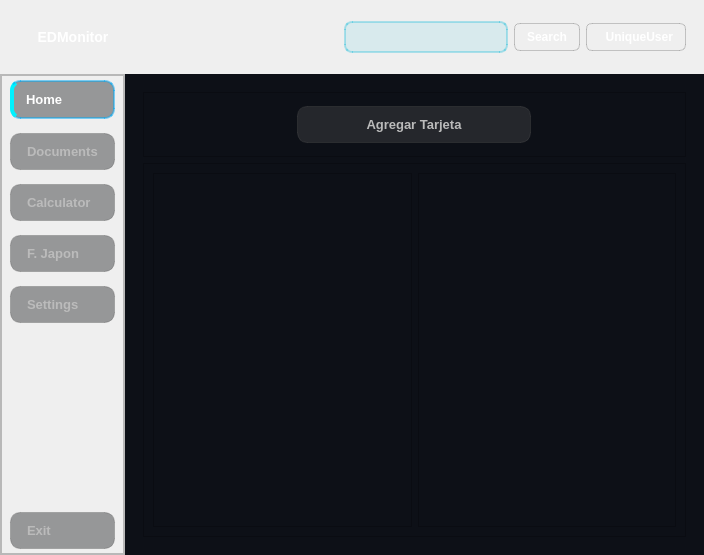
The window that ui/mainwindow.ui (V-Patronus/EDMonitor) describes before a commit, drawn with Qt 5.
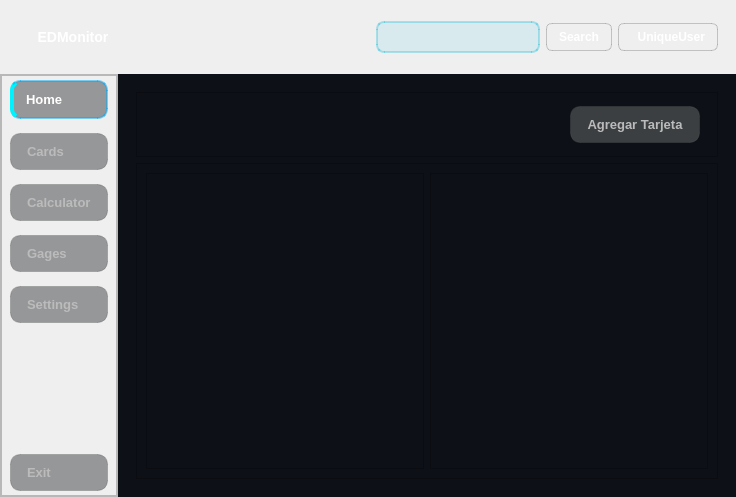
The same window after the commit. Icons and pictures are not drawn.

```diff
--- a/ui/mainwindow.ui
+++ b/ui/mainwindow.ui
@@ -6,8 +6,8 @@
    <rect>
     <x>0</x>
     <y>0</y>
-    <width>704</width>
-    <height>555</height>
+    <width>736</width>
+    <height>497</height>
    </rect>
   </property>
   <property name="windowTitle">
@@ -269,7 +269,7 @@
 
 
 #AddCardGroup QPushButton{
-    background: rgba(60, 63, 65, 0.5);
+    background: rgb(60, 63, 65);
     color: #bbbbbb;
     border: 1px solid rgba(85, 85, 85, 0.3);
     border-radius: 10px;
@@ -291,7 +291,26 @@
 #AddCardGroup QPushButton:pressed{
     background: rgba(45, 48, 50, 0.8);
 }
-</string>
+
+QLabel#labelNotificacion {
+    /* Fondo oscuro traslúcido o sólido */
+    background-color: #2b2b2b;
+    
+    /* Borde fino y elegante */
+    border: 1px solid #3d3d3d;
+    border-radius: 10px;
+    
+    /* Tipografía clara */
+    color: #ffffff;
+    font-family: &quot;Segoe UI&quot;, &quot;SF Pro Display&quot;, &quot;Arial&quot;;
+    font-size: 13px;
+    
+    /* Espaciado para que el texto no toque los bordes */
+    padding: 12px 18px;
+    
+    /* Simulación de relieve */
+    border-bottom: 2px solid #1a1a1a;
+}</string>
   </property>
   <widget class="QWidget" name="centralwidget">
    <layout class="QHBoxLayout" name="MainLay">
@@ -541,7 +560,7 @@
                    <cursorShape>PointingHandCursor</cursorShape>
                   </property>
                   <property name="text">
-                   <string>Documents</string>
+                   <string>Cards</string>
                   </property>
                   <property name="icon">
                    <iconset resource="../assets/resources_qrc/resources.qrc">
@@ -593,7 +612,7 @@
                    <cursorShape>PointingHandCursor</cursorShape>
                   </property>
                   <property name="text">
-                   <string>F. Japon</string>
+                   <string>Gages</string>
                   </property>
                   <property name="icon">
                    <iconset resource="../assets/resources_qrc/resources.qrc">
@@ -750,8 +769,8 @@
                   <rect>
                    <x>0</x>
                    <y>0</y>
-                   <width>543</width>
-                   <height>454</height>
+                   <width>582</width>
+                   <height>396</height>
                   </rect>
                  </property>
                  <layout class="QVBoxLayout" name="verticalLayout">
@@ -764,6 +783,19 @@
                      <enum>QFrame::Shadow::Raised</enum>
                     </property>
                     <layout class="QHBoxLayout" name="horizontalLayout_6">
+                     <item>
+                      <spacer name="horizontalSpacer">
+                       <property name="orientation">
+                        <enum>Qt::Orientation::Horizontal</enum>
+                       </property>
+                       <property name="sizeHint" stdset="0">
+                        <size>
+                         <width>40</width>
+                         <height>20</height>
+                        </size>
+                       </property>
+                      </spacer>
+                     </item>
                      <item>
                       <widget class="QPushButton" name="btnAddCard">
                        <property name="maximumSize">
```
Left out of the diff: 17 changed lines with no effect on the pictures.
